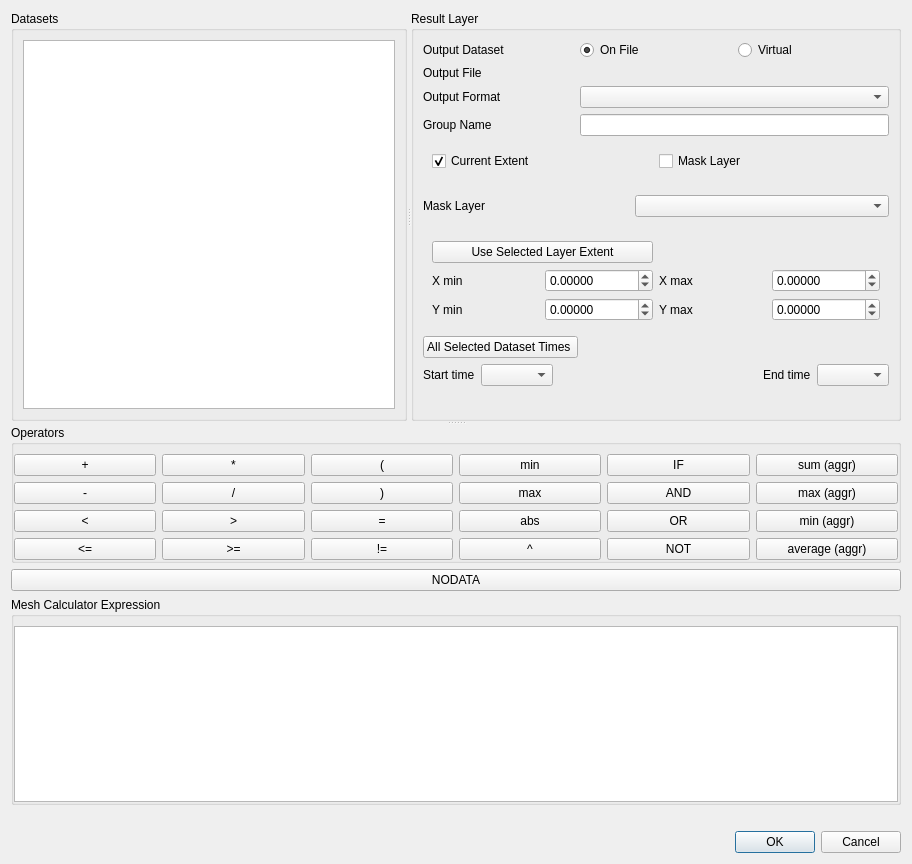
First picture: the form in src/ui/mesh/qgsmeshcalculatordialogbase.ui, repository carsmie/QGIS, before the edit.
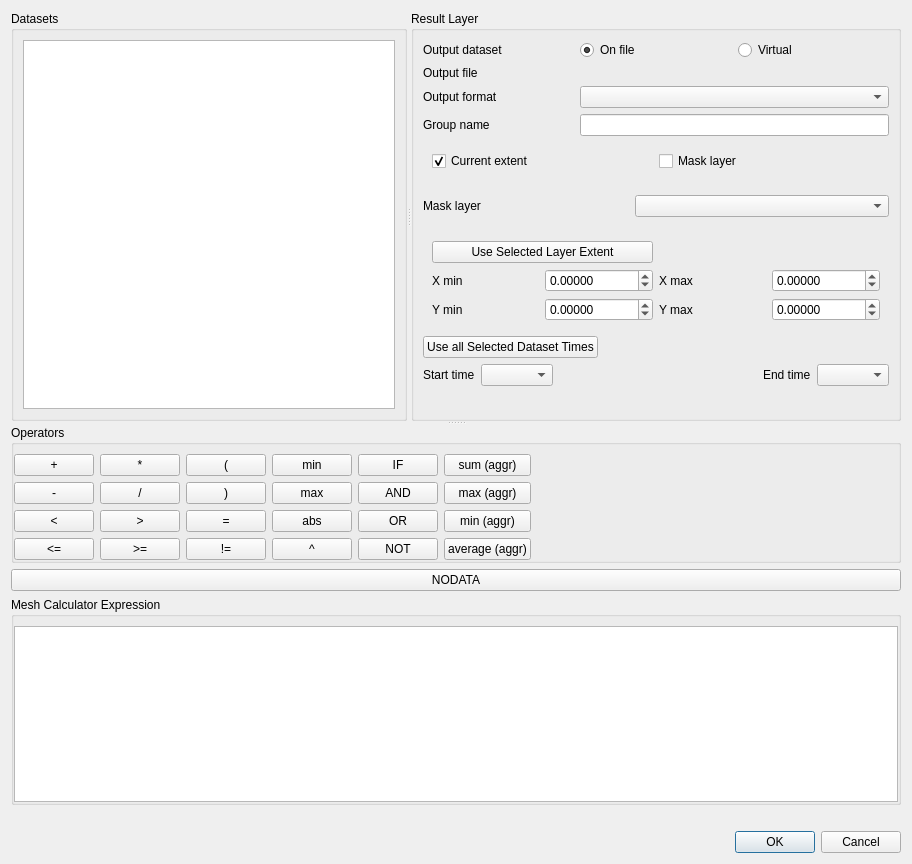
Second picture: the form after the edit. Custom widgets are drawn as their Qt base class.

Commit message: Fix widget labels case and constraint operators widget size

What changed in the file:
```diff
--- a/src/ui/mesh/qgsmeshcalculatordialogbase.ui
+++ b/src/ui/mesh/qgsmeshcalculatordialogbase.ui
@@ -43,21 +43,21 @@
           <item row="3" column="0">
            <widget class="QLabel" name="mOutputFormatLabel_2">
             <property name="text">
-             <string>Group Name</string>
+             <string>Group name</string>
             </property>
            </widget>
           </item>
           <item row="2" column="0">
            <widget class="QLabel" name="mOutputFormatLabel">
             <property name="text">
-             <string>Output Format</string>
+             <string>Output format</string>
             </property>
            </widget>
           </item>
           <item row="0" column="1">
            <widget class="QRadioButton" name="mOutputOnFileRadioButton">
             <property name="text">
-             <string>On File</string>
+             <string>On file</string>
             </property>
             <property name="checked">
              <bool>true</bool>
@@ -70,7 +70,7 @@
           <item row="0" column="0">
            <widget class="QLabel" name="mOutputDatasetLabel">
             <property name="text">
-             <string>Output Dataset</string>
+             <string>Output dataset</string>
             </property>
            </widget>
           </item>
@@ -90,7 +90,7 @@
           <item row="1" column="0">
            <widget class="QLabel" name="label_4">
             <property name="text">
-             <string>Output File</string>
+             <string>Output file</string>
             </property>
            </widget>
           </item>
@@ -102,7 +102,7 @@
            <item>
             <widget class="QCheckBox" name="useExtentCb">
              <property name="text">
-              <string>Current Extent</string>
+              <string>Current extent</string>
              </property>
              <property name="checked">
               <bool>true</bool>
@@ -115,7 +115,7 @@
            <item>
             <widget class="QCheckBox" name="useMaskCb">
              <property name="text">
-              <string>Mask Layer</string>
+              <string>Mask layer</string>
              </property>
              <attribute name="buttonGroup">
               <string notr="true">buttonGroup</string>
@@ -146,7 +146,7 @@
               </size>
              </property>
              <property name="text">
-              <string>Mask Layer       </string>
+              <string>Mask layer</string>
              </property>
             </widget>
            </item>
@@ -270,7 +270,7 @@
           <item>
            <widget class="QPushButton" name="mAllTimesButton">
             <property name="text">
-             <string>All Selected Dataset Times </string>
+             <string>Use all Selected Dataset Times</string>
             </property>
            </widget>
           </item>
@@ -404,6 +404,19 @@
             </property>
            </widget>
           </item>
+          <item row="0" column="6">
+           <spacer name="horizontalSpacer_1">
+            <property name="orientation">
+             <enum>Qt::Horizontal</enum>
+            </property>
+            <property name="sizeHint" stdset="0">
+             <size>
+              <width>40</width>
+              <height>20</height>
+             </size>
+            </property>
+           </spacer>
+          </item>
           <item row="1" column="0">
            <widget class="QPushButton" name="mMinusPushButton">
             <property name="text">
```
Left out of the diff: 2 changed lines with no effect on the pictures.
